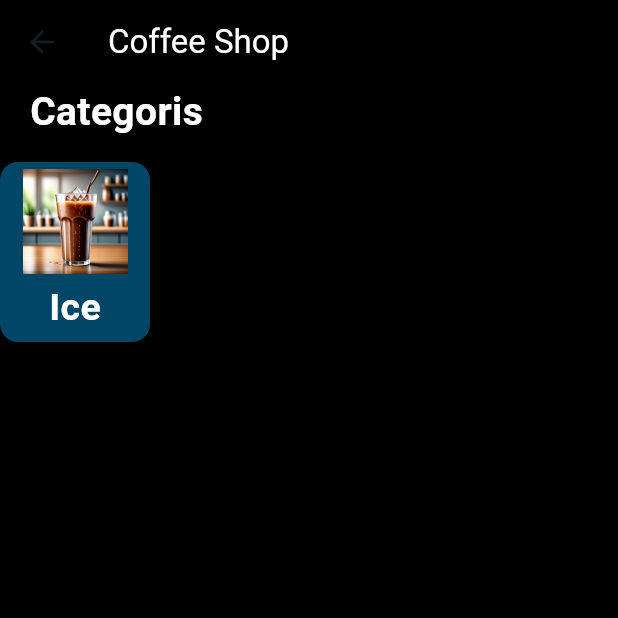
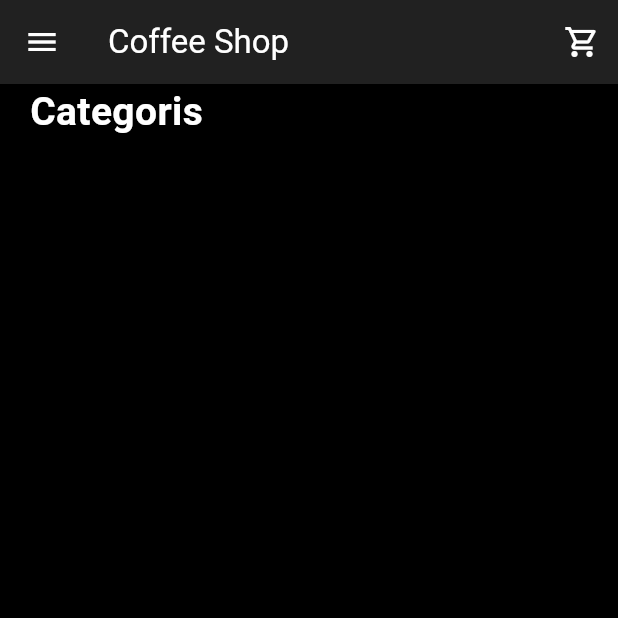
Before and after one commit to 54-xenon/coffee-app, a Flutter app: the screen it shows after launch, after a tap on "Start Now", on a phone screen of 412 x 824 dp, the top half of it. Run offline on Flutter 3.47's test engine with Material 3 defaults, Android fonts, the phone set to English and light mode, and no system bars.

Commit message:
Gitのキャッシュクリア

```diff
--- a/lib/models/categori_model.dart
+++ /dev/null
@@ -1,31 +0,0 @@
-import 'package:flutter/material.dart';
-
-class CategoriModel {
-  String name;
-  String iconPath;
-  Color boxColor;
-
-
-  // コンストラクタの作成
-  CategoriModel({
-    required this.name,
-    required this.iconPath,
-    required this.boxColor
-  });
-
-  // ここから下はよく分から
-  static List<CategoriModel> getCategories() {
-
-    List<CategoriModel> categoris = [];
-
-    categoris.add(
-      CategoriModel(
-        name: 'Ice',
-        iconPath: 'images/IceCoffee.jpeg',
-        boxColor: Color(0xFF00B0FF),
-      )
-    );
-
-    return categoris;
-  }
-}
--- a/lib/pages/home_page.dart
+++ b/lib/pages/home_page.dart
@@ -1,5 +1,4 @@
 import 'package:flutter/material.dart';
-import '../models/categori_model.dart';
 
 class HomePage extends StatefulWidget {
   const HomePage({super.key});
@@ -10,10 +9,10 @@ class HomePage extends StatefulWidget {
 
 class _HomePageState extends State<HomePage> {
 
-  List<CategoriModel> categoris = [];
+  // List<CategoriModel> categoris = [];
 
   void _getInfoMethod() {
-    categoris = CategoriModel.getCategories();
+
   }
 
   @override
@@ -28,7 +27,27 @@ class _HomePageState extends State<HomePage> {
                 color: Colors.white,
             )
         ),
-        backgroundColor: Colors.black,
+        leading: Container(
+          child: IconButton(
+            onPressed: () {},
+            icon: Icon(
+              Icons.menu,
+              color: Colors.white,
+            ),
+          ),
+        ),
+        actions: [
+          Container(
+            child: IconButton(
+              onPressed: () {},
+              icon: Icon(
+                Icons.shopping_cart_outlined,
+                color: Colors.white,
+                ),
+            ),
+          )
+        ],
+        backgroundColor: Colors.grey[900],
         elevation: 0,
       ),
       body: Column(
@@ -45,47 +64,6 @@ class _HomePageState extends State<HomePage> {
               ),
             ),
           ),
-          SizedBox(height: 15),
-          Container(
-            height: 120,
-            child: ListView.separated(
-              // スクロール方向を横並びにする
-                scrollDirection: Axis.horizontal,
-                itemCount: categoris.length,
-                separatorBuilder: (context, index) => SizedBox(width: 20),
-                itemBuilder: (context, index) {
-                  return Container(
-                    // カテゴリUIを戻り値にする
-                    // モデルデータから引っ張ったやつ
-                    width: 100,
-                    decoration: BoxDecoration(
-                      color: categoris[index].boxColor.withValues(alpha: 0.4),
-                      borderRadius: BorderRadius.circular(12),
-                    ),
-                    child: Column(
-                      mainAxisAlignment: MainAxisAlignment.spaceEvenly,
-                      children: [
-                        // images
-                        Container(
-                          width: 70,
-                          height: 70,
-                          child: Image.asset(categoris[index].iconPath),
-                        ),
-                        Text(
-                          categoris[index].name,
-                          style: TextStyle(
-                            color: Colors.white,
-                            fontSize: 25,
-                            fontWeight: FontWeight.bold,
-                          ),
-                        )
-                        // categoris text
-                      ],
-                    ),
-                  );
-                },
-            ),
-          )
         ],
       ),
     );
```
